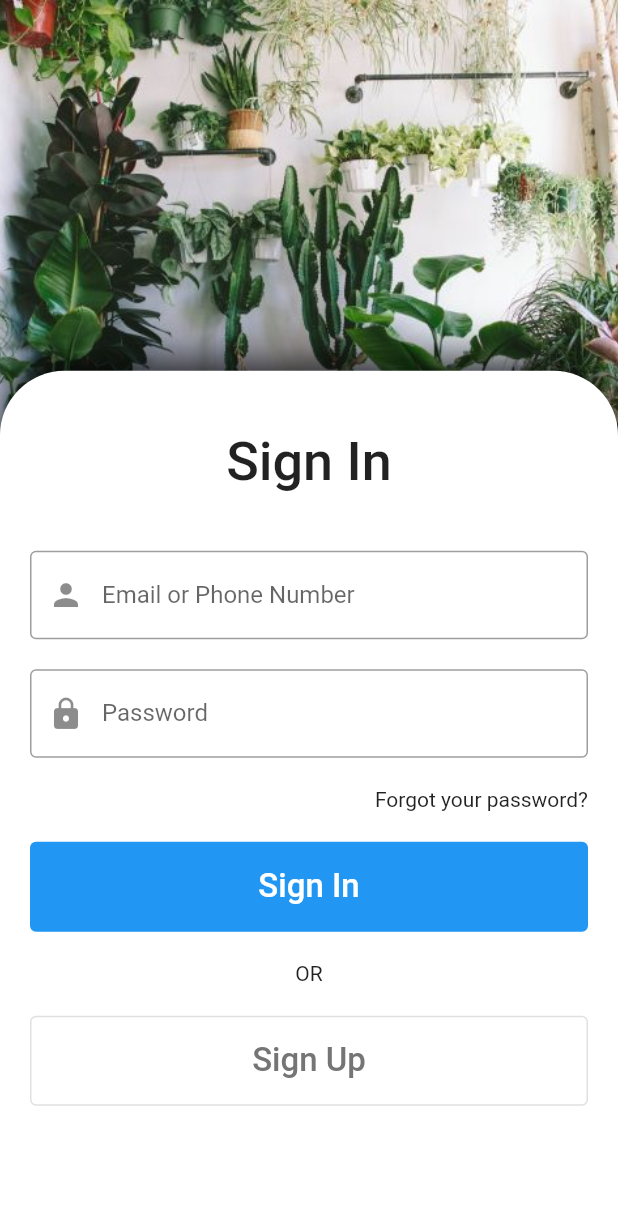
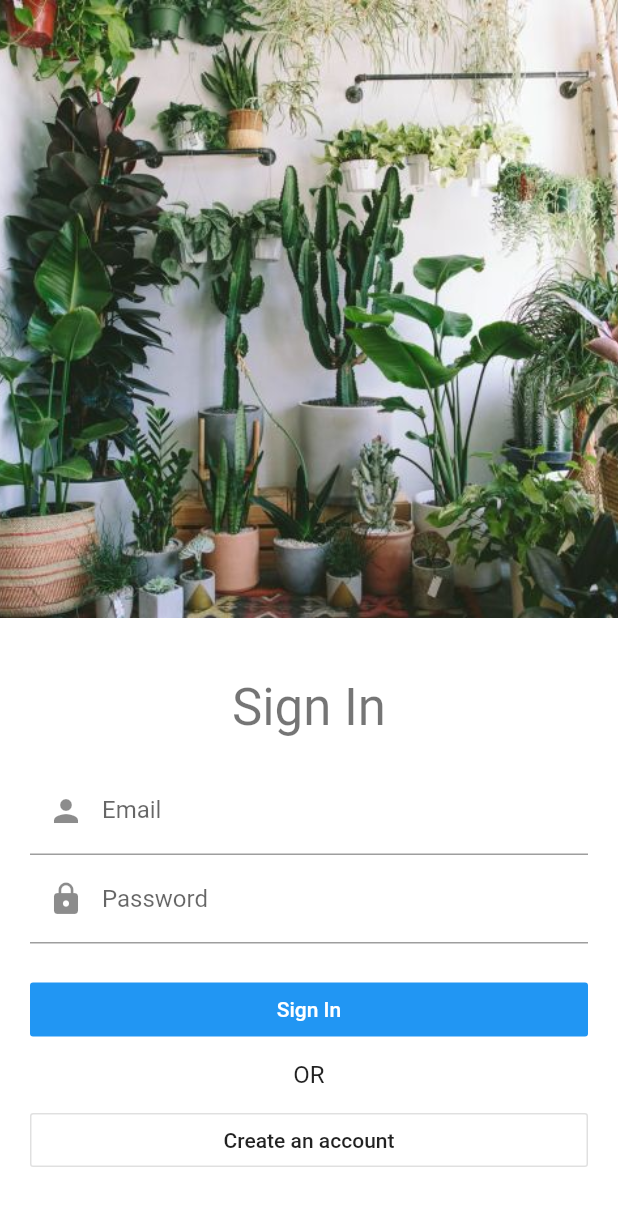
Before and after one commit to sugidaffection/plant-store, a Flutter app: the screen it shows after launch, on a phone screen of 412 x 824 dp. Shown: the top 1206 px of the screen. Run offline on Flutter 3.47's test engine with Material 2 defaults, Android fonts, the phone set to English and light mode, and no system bars; our stand-ins replace shared_preferences.

Commit message:
add sharedPreferences and change login

```diff
--- a/lib/login.dart
+++ b/lib/login.dart
@@ -1,149 +1,104 @@
 import 'package:flutter/material.dart';
+import 'package:shared_preferences/shared_preferences.dart';
 
-class LoginPage extends StatelessWidget {
-  const LoginPage({Key key}) : super(key: key);
+class LoginPage extends StatefulWidget {
+  @override
+  _LoginPageState createState() => _LoginPageState();
+}
 
-  void auth(TextEditingController email, TextEditingController password) {
-    print("Login");
-  }
+class _LoginPageState extends State<LoginPage> {
+  bool _isLoading = true;
+  String _email;
+  String _password;
+  final GlobalKey<FormState> _formKey = GlobalKey<FormState>();
 
   @override
   Widget build(BuildContext context) {
     var size = MediaQuery.of(context).size;
-    return Scaffold(body: Container(
+    return Scaffold(
+        body: SingleChildScrollView(
+            child: Container(
+              height: size.height,
                 color: Colors.white,
-            child: Stack(children: [
+                child: Stack(
+                  children: [
                   Container(
-                  width: size.width,
                       height: size.height * .5,
                       decoration: BoxDecoration(
                           image: DecorationImage(
-                    image: AssetImage("assets/images/background.jpeg"),
-                    fit: BoxFit.fitHeight,
-                  ))),
-              SingleChildScrollView(
-                  child: Container(
-                      alignment: Alignment.bottomCenter,
-                      height: size.height,
-                      child: LoginFormCard(onAction: auth)))
-            ])));
-  }
-}
-
-class LoginFormCard extends StatefulWidget {
-  final Function(TextEditingController, TextEditingController) onAction;
-
-  const LoginFormCard({Key key, @required this.onAction}) : super(key: key);
-
-  @override
-  _LoginFormCardState createState() => _LoginFormCardState();
-}
-
-class _LoginFormCardState extends State<LoginFormCard> {
-  final email = TextEditingController();
-  final password = TextEditingController();
-
-  @override
-  Widget build(BuildContext context) {
-    var size = MediaQuery.of(context).size;
-    return Container(
-        height: size.height * .7,
-        padding: EdgeInsets.fromLTRB(20, 40, 20, 10),
+                              image:
+                                  AssetImage("assets/images/background.jpeg"),
+                              fit: BoxFit.fitHeight))),
+                  Column(children: [
+                    Spacer(),
+                  Container(
                       decoration: BoxDecoration(
                           color: Colors.white,
                           borderRadius: BorderRadius.only(
-                topLeft: Radius.circular(43), topRight: Radius.circular(43)),
-            boxShadow: [
-              BoxShadow(
-                  blurRadius: 30,
-                  // spreadRadius: 1,
-                  offset: Offset(0, -4)),
-              BoxShadow(
-                  spreadRadius: 5, color: Colors.white, offset: Offset(0, 30))
-            ]),
+                              topLeft: Radius.circular(40),
+                              topRight: Radius.circular(40))),
                       child: SafeArea(
-          child: Wrap(
-            runSpacing: 20,
+                          child: Padding(
+                              padding: EdgeInsets.fromLTRB(20, 10, 20, 40),
+                              child: Column(children: [
+                                Text("Sign In", style: Theme.of(context).textTheme.display1,),
+                                SizedBox(height: 20),
+                                loginForm()
+                                ]))))])
+                ]))));
+  }
+
+  Form loginForm() {
+    return Form(
+        key: _formKey,
+        child: Column(
+          crossAxisAlignment: CrossAxisAlignment.stretch,
           children: [
-              Center(
-                  child: Text("Sign In",
-                      style: TextStyle(
-                          fontSize: 36, fontWeight: FontWeight.w500))),
-              SizedBox(height: 60),
-              IconInputField(
-                icon: Icon(Icons.person),
-                placeholder: "Email or Phone Number",
-                controller: email,
+          TextFormField(
+            decoration: InputDecoration(
+              labelText: "Email",
+              prefixIcon: Icon(Icons.person)
             ),
-              IconInputField(
-                  icon: Icon(Icons.lock),
-                  placeholder: "Password",
-                  secureField: true,
-                  controller: password,
+            onSaved: (value) {
+              _email = value;
+            },
           ),
-              Align(
-                  alignment: Alignment.centerRight,
-                  child: Text("Forgot your password?")),
-              SizedBox(
-                  width: double.infinity,
-                  height: 60,
-                  child: FlatButton(
-                      shape: RoundedRectangleBorder(
-                          borderRadius: BorderRadius.circular(4)),
+          TextFormField(
+            obscureText: true,
+            decoration: InputDecoration(
+              labelText: "Password",
+              prefixIcon: Icon(Icons.lock),
+            ),
+            onSaved: (value) {
+              _password = value;
+            },
+          ),
+          SizedBox(height: 20),
+          FlatButton(
             color: Theme.of(context).primaryColor,
-                      textColor: Colors.white,
-                      onPressed: () {
-                        setState(() {
-                          Navigator.of(context).pushNamed("/main");
-                        });
+            textColor: Theme.of(context).primaryTextTheme.body1.color,
+            onPressed: signIn,
+            child: Text("Sign In")
+          ),
+          SizedBox(height: 10,),
+          Center(child: Text("OR", style: Theme.of(context).textTheme.subhead)),
+          SizedBox(height: 10,),
+          OutlineButton(
+            onPressed: (){
+              Navigator.of(context).pushNamed("/register");
             },
-                      child: Text("Sign In",
-                          style: TextStyle(
-                              fontSize: 22, fontWeight: FontWeight.w500)))),
-              Center(child: Text("OR")),
-              SizedBox(
-                  width: double.infinity,
-                  height: 60,
-                  child: OutlineButton(
-                      shape: RoundedRectangleBorder(
-                          borderRadius: BorderRadius.circular(4)),
-                      textColor: Colors.grey.shade600,
-                      onPressed: () {
-                        setState(() {
-                          Navigator.pushReplacementNamed(context, "/register");
-                        });
-                      },
-                      child: Text("Sign Up",
-                          style: TextStyle(
-                              fontSize: 22, fontWeight: FontWeight.w500))))
-            ],
-          ),
-        ));
+            child: Text("Create an account"),
+            )
+        ]));
+  }
+
+  signIn() async {
+    if (_formKey.currentState.validate()) {
+      _formKey.currentState.save();
+
+      var sharedPrefrences = await SharedPreferences.getInstance();
+      sharedPrefrences.setString("token", "123");
+      Navigator.of(context).pushReplacementNamed("/");
     }
   }
-
-class IconInputField extends StatelessWidget {
-  final bool secureField;
-  final Icon icon;
-  final String placeholder;
-  final TextEditingController controller;
-
-  const IconInputField(
-      {Key key, this.icon, this.secureField = false, this.placeholder = "", this.controller})
-      : super(key: key);
-
-  @override
-  Widget build(BuildContext context) {
-    return TextFormField(
-      autocorrect: false,
-      autovalidate: false,
-      controller: controller,
-      obscureText: secureField,
-      decoration: InputDecoration(
-          prefixIcon: icon,
-          labelText: placeholder,
-          hasFloatingPlaceholder: false,
-          border: OutlineInputBorder(borderRadius: BorderRadius.circular(4))),
-    );
 }
-}
--- a/pubspec.yaml
+++ b/pubspec.yaml
@@ -19,9 +19,9 @@ environment:
 dependencies:
   flutter:
     sdk: flutter
+  http: any
+  shared_preferences: any
 
-  # The following adds the Cupertino Icons font to your application.
-  # Use with the CupertinoIcons class for iOS style icons.
   cupertino_icons: ^0.1.2
 
 dev_dependencies:
```
Also changed, not shown: lib/home.dart (+36 -43 lines), lib/items.dart (added, +48 -0 lines), lib/main.dart (+45 -57 lines), lib/main_page.dart (added, +58 -0 lines), lib/register.dart (+35 -3 lines), pubspec.lock, 3 other files. Lines whose indentation alone changed are shown as unchanged.
